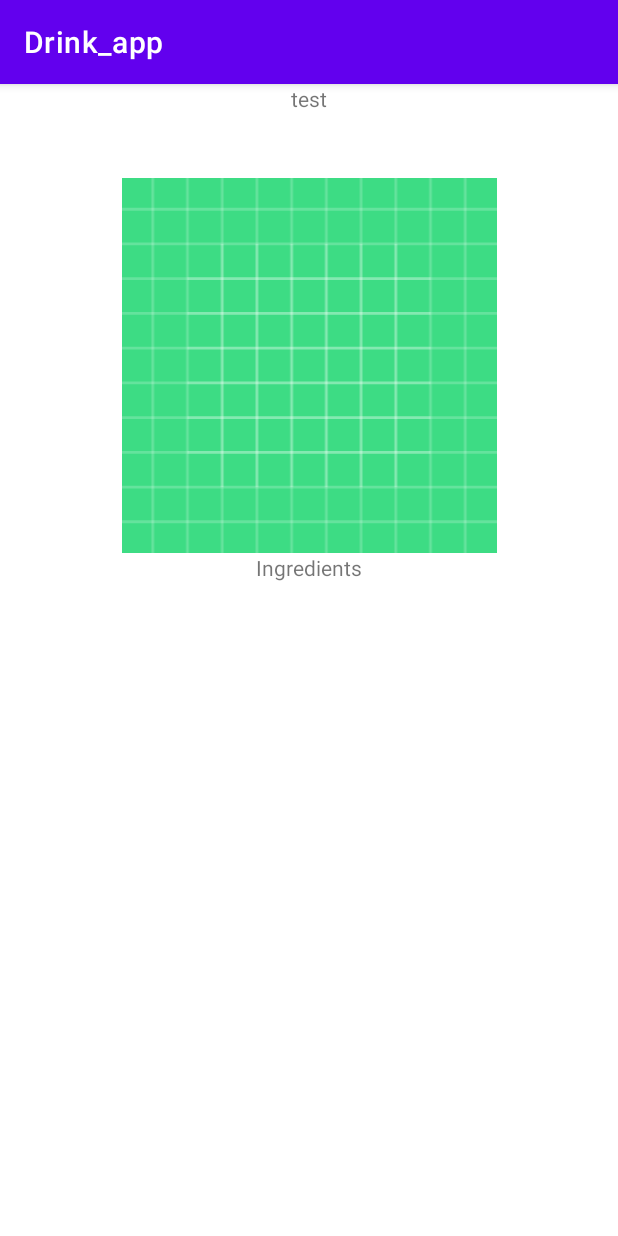
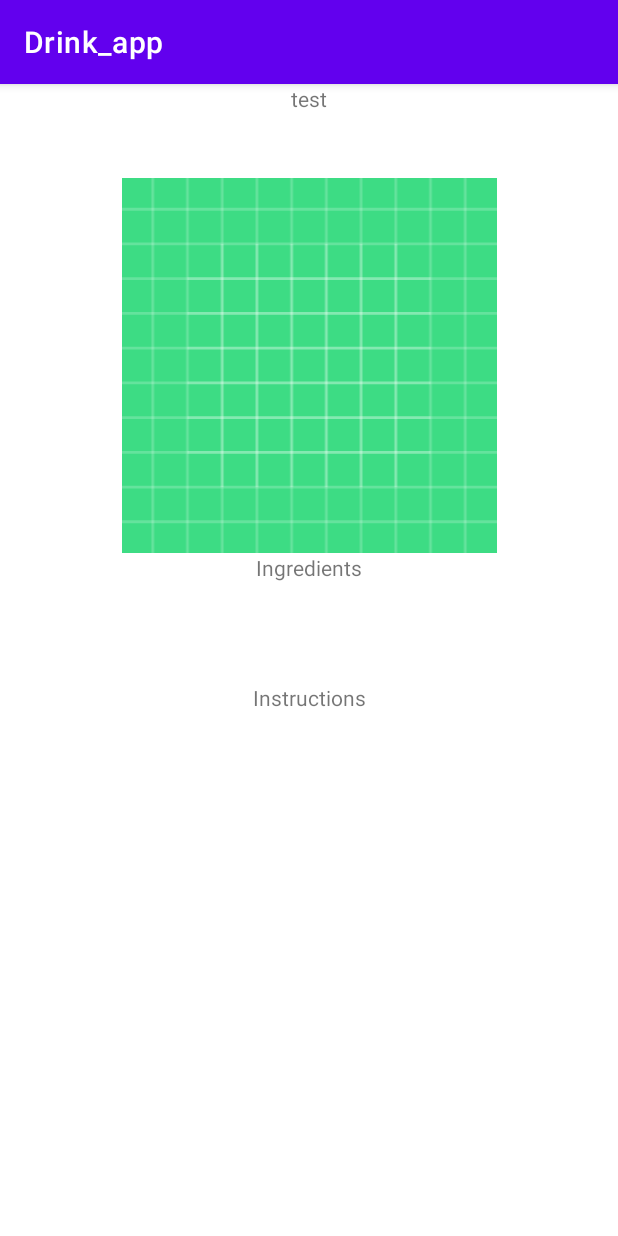
Before and after one commit to Fjedern/Drink_app, an Android app: the ShowDrinkRecipe screen opened directly, with no data from a screen before it, on a phone screen of 412 x 824 dp. Run offline under Robolectric (Android 15) with nearby library versions, the phone set to English and light mode, and no system bars; pictures from the network do not load; 4 statements that could not run were skipped.

Commit message:
instructions not working

```diff
--- a/Drink_appAndroid/app/src/main/java/com/example/drink_app/network/SpecificDrink.kt
+++ b/Drink_appAndroid/app/src/main/java/com/example/drink_app/network/SpecificDrink.kt
@@ -106,7 +106,8 @@ data class SpecificDrink(
     @Json(name = "dateModified")
     val dateModified: String?,
 
-    val ingredientList: List<String?> = mutableListOf(strIngredient1, strIngredient2, strIngredient3, strIngredient4, strIngredient5, strIngredient6, strIngredient7, strIngredient8, strIngredient9, strIngredient10, strIngredient11, strIngredient12, strIngredient13, strIngredient14, strIngredient15)
+    val ingredientList: List<String?> = mutableListOf(strIngredient1, strIngredient2, strIngredient3, strIngredient4, strIngredient5, strIngredient6, strIngredient7, strIngredient8, strIngredient9, strIngredient10, strIngredient11, strIngredient12, strIngredient13, strIngredient14, strIngredient15),
+    val measureList: List<String?> = mutableListOf(strMeasure1, strMeasure2, strMeasure3, strMeasure4, strMeasure5, strMeasure6, strMeasure7, strMeasure8, strMeasure9, strMeasure10, strMeasure11, strMeasure12, strMeasure13, strMeasure14, strMeasure15)
 
 )
 
--- a/Drink_appAndroid/app/src/main/res/layout/activity_show_drink_recipie.xml
+++ b/Drink_appAndroid/app/src/main/res/layout/activity_show_drink_recipie.xml
@@ -68,4 +68,24 @@
         app:layout_constraintStart_toStartOf="parent"
         app:layout_constraintTop_toBottomOf="@+id/iv_drink_image" />
 
+    <TextView
+        android:id="@+id/textView"
+        android:layout_width="wrap_content"
+        android:layout_height="wrap_content"
+        android:text="@string/Instructions"
+        app:layout_constraintEnd_toEndOf="parent"
+        app:layout_constraintStart_toStartOf="parent"
+        app:layout_constraintTop_toTopOf="@+id/guideline6" />
+
+    <LinearLayout
+        android:id="@+id/LL_instructions"
+        android:layout_width="0dp"
+        android:layout_height="0dp"
+        android:layout_marginTop="1dp"
+        android:orientation="vertical"
+        app:layout_constraintBottom_toTopOf="@+id/tv_how_to_do_description"
+        app:layout_constraintEnd_toEndOf="parent"
+        app:layout_constraintStart_toStartOf="parent"
+        app:layout_constraintTop_toBottomOf="@+id/textView"/>
+
 </androidx.constraintlayout.widget.ConstraintLayout>
--- a/Drink_appAndroid/app/src/main/res/values/strings.xml
+++ b/Drink_appAndroid/app/src/main/res/values/strings.xml
@@ -10,4 +10,5 @@
     <string name="update">UPDATE</string>
     <string name="ingredients_name">Ingredients name</string>
     <string name="search_ingredient_name">Search ingredient name</string>
+    <string name="Instructions">Instructions</string>
 </resources>
```
Also changed, not shown: Drink_appAndroid/app/src/main/java/com/example/drink_app/ShowDrinkRecipe.kt (+23 -8 lines).
